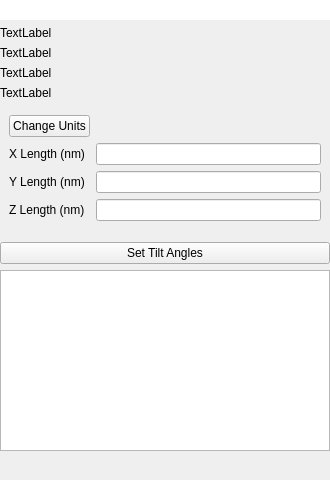
The window that tomviz/DataPropertiesPanel.ui (OpenChemistry/tomviz) describes before a commit, drawn with Qt 5.
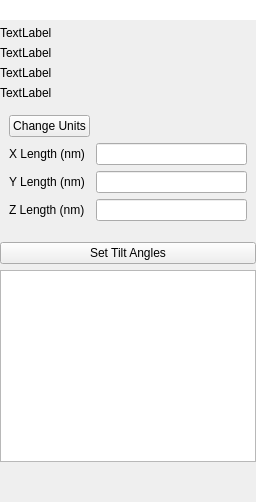
The same window after the commit.

Commit message:
Remove some layout properties we don't need
Simplifying some of the layout for the panels

Diff of the .ui file:
```diff
--- a/tomviz/DataPropertiesPanel.ui
+++ b/tomviz/DataPropertiesPanel.ui
@@ -2,14 +2,6 @@
 <ui version="4.0">
  <class>DataPropertiesPanel</class>
  <widget class="QWidget" name="DataPropertiesPanel">
-  <property name="geometry">
-   <rect>
-    <x>0</x>
-    <y>0</y>
-    <width>330</width>
-    <height>480</height>
-   </rect>
-  </property>
   <property name="windowTitle">
    <string>Form</string>
   </property>
```
The commit also changes 2 other files.
